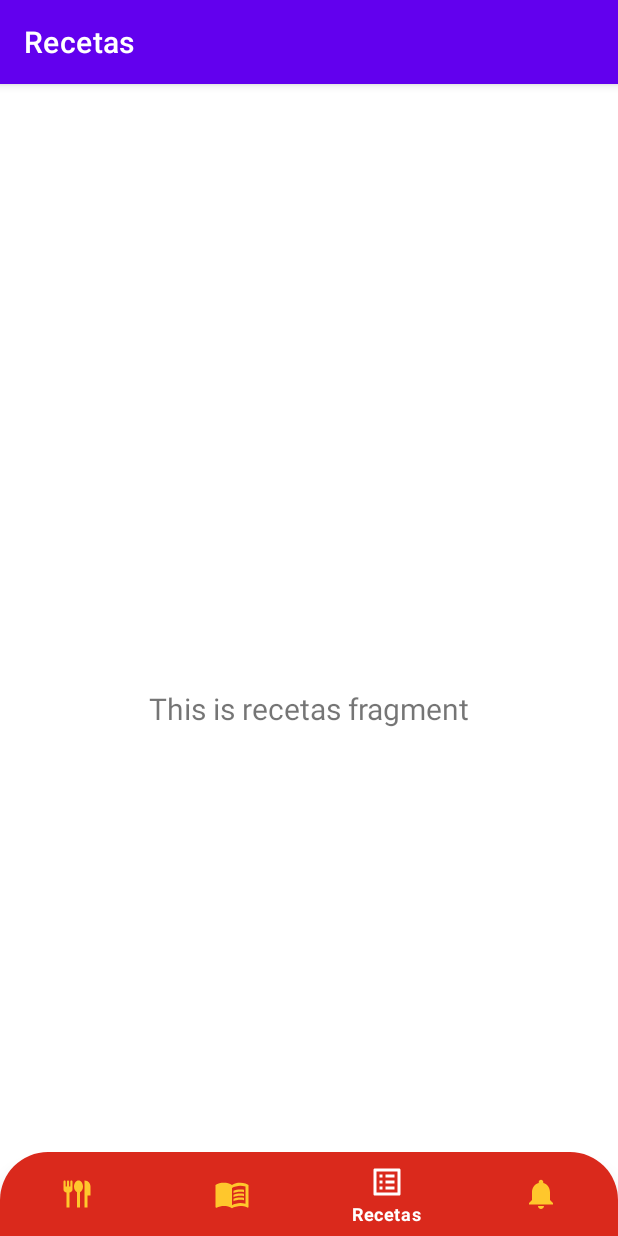
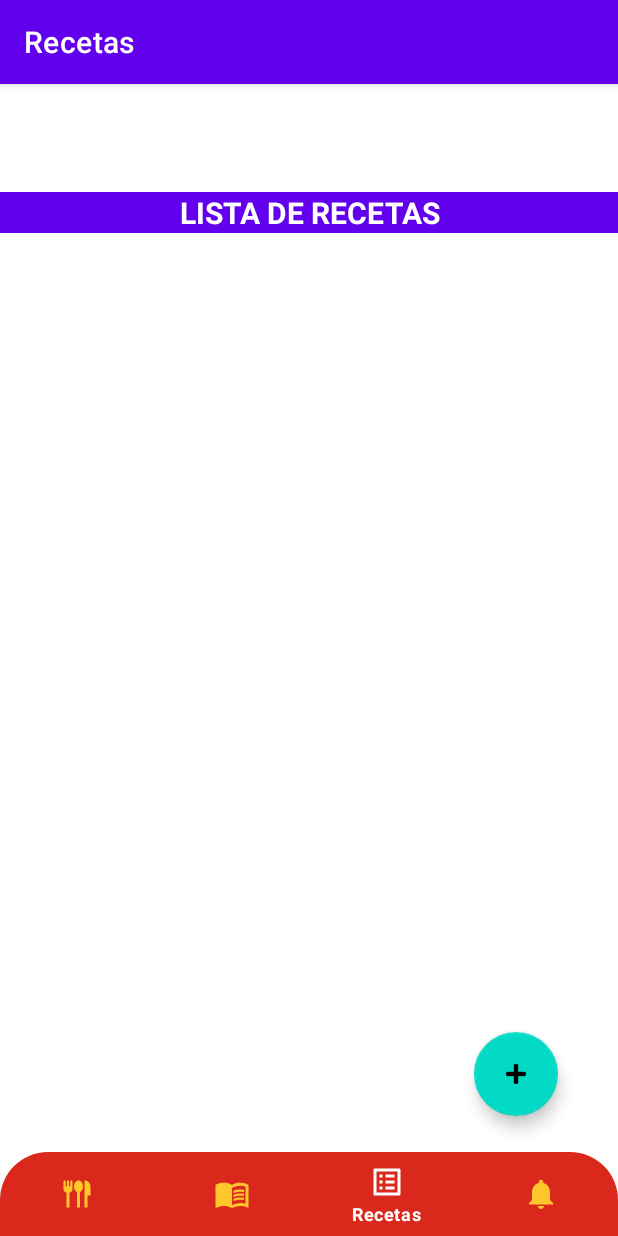
Before and after one commit to danilopezyejas/MenuSemanal, an Android app: the RecetasFragment screen opened through its navigation route, on a phone screen of 412 x 824 dp. Run offline under Robolectric (Android 15) with nearby library versions, the phone set to English and light mode, and no system bars; our stand-ins replace navigation-ui.

Commit message:
vista de receta y agregar receta

```diff
--- a/app/src/main/java/com/tip/MenuSemanal/ui/recetas/RecetasFragment.java
+++ b/app/src/main/java/com/tip/MenuSemanal/ui/recetas/RecetasFragment.java
@@ -12,7 +12,10 @@ import androidx.fragment.app.Fragment;
 import androidx.lifecycle.Observer;
 import androidx.lifecycle.ViewModelProvider;
 
+import com.google.android.material.floatingactionbutton.FloatingActionButton;
 import com.tip.MenuSemanal.R;
+
+import static androidx.navigation.Navigation.findNavController;
 
 public class RecetasFragment extends Fragment {
 
@@ -23,12 +26,20 @@ public class RecetasFragment extends Fragment {
         recetasViewModel =
                 new ViewModelProvider(this).get(RecetasViewModel.class);
         View root = inflater.inflate(R.layout.fragment_recetas, container, false);
-        final TextView textView = root.findViewById(R.id.text_recetas);
+        //final TextView textView = root.findViewById(//id.text_recetas);
         recetasViewModel.getText().observe(getViewLifecycleOwner(), new Observer<String>() {
-            @Override
-            public void onChanged(@Nullable String s) {
-                textView.setText(s);
-            }
+                    @Override
+                    public void onChanged(@Nullable String s) {
+                        // .. textView.setText(s);
+                    }});
+            FloatingActionButton btnA = root.findViewById(R.id.btnAgregarReceta);
+            btnA.setOnClickListener(new View.OnClickListener() {
+                @Override
+                public void onClick(View view) {
+
+                    findNavController(view).navigate(R.id.fragmentAgregarReceta);
+                }
+
         });
         return root;
     }
--- a/app/src/main/res/layout/fragment_recetas.xml
+++ b/app/src/main/res/layout/fragment_recetas.xml
@@ -7,16 +7,38 @@
     tools:context=".ui.recetas.RecetasFragment">
 
     <TextView
-        android:id="@+id/text_recetas"
+        android:id="@+id/textView"
         android:layout_width="match_parent"
         android:layout_height="wrap_content"
-        android:layout_marginStart="8dp"
-        android:layout_marginTop="8dp"
-        android:layout_marginEnd="8dp"
+        android:layout_marginTop="16dp"
+        android:background="@color/purple_500"
+        android:text="LISTA DE RECETAS"
         android:textAlignment="center"
-        android:textSize="20sp"
+        android:textColor="@color/white"
+
+
+        android:textSize="20dp"
+        android:textStyle="bold"
+        app:layout_constraintTop_toTopOf="parent"
+        tools:layout_editor_absoluteX="0dp" />
+
+    <androidx.recyclerview.widget.RecyclerView
+        android:layout_width="409dp"
+        android:layout_height="686dp"
+        android:layout_marginTop="16dp"
+        app:layout_constraintTop_toBottomOf="@+id/textView"
+        tools:layout_editor_absoluteX="1dp" />
+
+    <com.google.android.material.floatingactionbutton.FloatingActionButton
+        android:id="@+id/btnAgregarReceta"
+        android:layout_width="wrap_content"
+        android:layout_height="wrap_content"
+        android:layout_marginEnd="40dp"
+        android:layout_marginBottom="80dp"
+        android:clickable="true"
+        android:src="@android:drawable/ic_input_add"
         app:layout_constraintBottom_toBottomOf="parent"
         app:layout_constraintEnd_toEndOf="parent"
-        app:layout_constraintStart_toStartOf="parent"
-        app:layout_constraintTop_toTopOf="parent" />
+        tools:ignore="OnClick" />
+
 </androidx.constraintlayout.widget.ConstraintLayout>
--- a/app/src/main/res/navigation/mobile_navigation.xml
+++ b/app/src/main/res/navigation/mobile_navigation.xml
@@ -22,7 +22,11 @@
         android:id="@+id/navigation_recetas"
         android:name="com.tip.MenuSemanal.ui.recetas.RecetasFragment"
         android:label="@string/title_recetas"
-        tools:layout="@layout/fragment_recetas" />
+        tools:layout="@layout/fragment_recetas" >
+        <action
+            android:id="@+id/action_navigation_recetas_to_fragmentAgregarReceta"
+            app:destination="@id/fragmentAgregarReceta" />
+    </fragment>
 
     <fragment
         android:id="@+id/navigation_notifications"
@@ -40,4 +44,13 @@
             app:exitAnim="@android:anim/slide_out_right"
             app:popExitAnim="@android:anim/slide_out_right"/>
     </fragment>
+    <fragment
+        android:id="@+id/fragmentAgregarReceta"
+        android:name="com.tip.MenuSemanal.FragmentAgregarReceta"
+        android:label="fragment_agregar_receta"
+        tools:layout="@layout/fragment_agregar_receta" >
+        <action
+            android:id="@+id/action_fragmentAgregarReceta_to_navigation_ingredientes"
+            app:destination="@id/navigation_ingredientes" />
+    </fragment>
 </navigation>
```
Also changed, not shown: app/src/main/java/com/tip/MenuSemanal/FragmentAgregarReceta.java (added, +64 -0 lines), app/src/main/res/layout/fragment_agregar_receta.xml (added, +78 -0 lines), app/src/main/res/values/strings.xml (+8 -0 lines).
